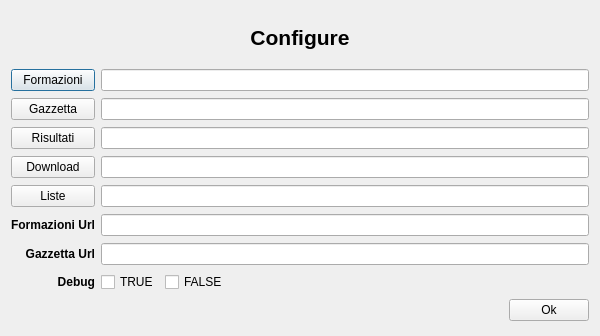
Old version of the form src/IniFilePopulator.ui in the repository wdastru/FantaCalcGui.
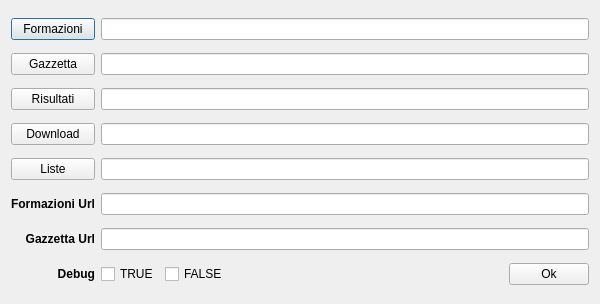
New version of the form.

Commit message: removed titles from dialogs

Diff of the .ui file:
```diff
--- a/src/IniFilePopulator.ui
+++ b/src/IniFilePopulator.ui
@@ -10,7 +10,7 @@
     <x>0</x>
     <y>0</y>
     <width>600</width>
-    <height>336</height>
+    <height>304</height>
    </rect>
   </property>
   <property name="sizePolicy">
@@ -35,43 +35,14 @@
    <string>Configuration</string>
   </property>
   <layout class="QGridLayout" name="gridLayout">
-   <item row="0" column="0" colspan="3">
-    <widget class="QLabel" name="label">
-     <property name="minimumSize">
-      <size>
-       <width>0</width>
-       <height>0</height>
-      </size>
-     </property>
-     <property name="maximumSize">
-      <size>
-       <width>16777215</width>
-       <height>50</height>
-      </size>
-     </property>
-     <property name="font">
-      <font>
-       <pointsize>16</pointsize>
-       <weight>75</weight>
-       <bold>true</bold>
-      </font>
-     </property>
-     <property name="text">
-      <string>Configure</string>
-     </property>
-     <property name="alignment">
-      <set>Qt::AlignCenter</set>
-     </property>
-    </widget>
-   </item>
-   <item row="1" column="0">
+   <item row="0" column="0">
     <widget class="QPushButton" name="formazioniButton">
      <property name="text">
       <string>Formazioni</string>
      </property>
     </widget>
    </item>
-   <item row="1" column="1" colspan="2">
+   <item row="0" column="1" colspan="2">
     <widget class="QLineEdit" name="formazioniLineEdit">
      <property name="enabled">
       <bool>true</bool>
@@ -85,14 +56,14 @@
      </property>
     </widget>
    </item>
-   <item row="2" column="0">
+   <item row="1" column="0">
     <widget class="QPushButton" name="gazzettaButton">
      <property name="text">
       <string>Gazzetta</string>
      </property>
     </widget>
    </item>
-   <item row="2" column="1" colspan="2">
+   <item row="1" column="1" colspan="2">
     <widget class="QLineEdit" name="gazzettaLineEdit">
      <property name="styleSheet">
       <string notr="true">border-color: rgb(255, 0, 0);
@@ -103,14 +74,14 @@
      </property>
     </widget>
    </item>
-   <item row="3" column="0">
+   <item row="2" column="0">
     <widget class="QPushButton" name="risultatiButton">
      <property name="text">
       <string>Risultati</string>
      </property>
     </widget>
    </item>
-   <item row="3" column="1" colspan="2">
+   <item row="2" column="1" colspan="2">
     <widget class="QLineEdit" name="risultatiLineEdit">
      <property name="styleSheet">
       <string notr="true">border-color: rgb(255, 0, 0);
@@ -121,14 +92,14 @@
      </property>
     </widget>
    </item>
-   <item row="4" column="0">
+   <item row="3" column="0">
     <widget class="QPushButton" name="downloadButton">
      <property name="text">
       <string>Download</string>
      </property>
     </widget>
    </item>
-   <item row="4" column="1" colspan="2">
+   <item row="3" column="1" colspan="2">
     <widget class="QLineEdit" name="downloadLineEdit">
      <property name="styleSheet">
       <string notr="true">border-color: rgb(255, 0, 0);
@@ -139,14 +110,14 @@
      </property>
     </widget>
    </item>
-   <item row="5" column="0">
+   <item row="4" column="0">
     <widget class="QPushButton" name="listeButton">
      <property name="text">
       <string>Liste</string>
      </property>
     </widget>
    </item>
-   <item row="5" column="1" colspan="2">
+   <item row="4" column="1" colspan="2">
     <widget class="QLineEdit" name="listeLineEdit">
      <property name="styleSheet">
       <string notr="true">border-color: rgb(255, 0, 0);
@@ -157,7 +128,7 @@
      </property>
     </widget>
    </item>
-   <item row="6" column="0">
+   <item row="5" column="0">
     <widget class="QLabel" name="label_2">
      <property name="font">
       <font>
@@ -173,7 +144,7 @@
      </property>
     </widget>
    </item>
-   <item row="6" column="1" colspan="2">
+   <item row="5" column="1" colspan="2">
     <widget class="QLineEdit" name="formazioniUrlLineEdit">
      <property name="styleSheet">
       <string notr="true">border-color: rgb(255, 0, 0);
@@ -181,7 +152,7 @@
      </property>
     </widget>
    </item>
-   <item row="7" column="0">
+   <item row="6" column="0">
     <widget class="QLabel" name="label_3">
      <property name="font">
       <font>
@@ -197,7 +168,7 @@
      </property>
     </widget>
    </item>
-   <item row="7" column="1" colspan="2">
+   <item row="6" column="1" colspan="2">
     <widget class="QLineEdit" name="gazzettaUrlLineEdit">
      <property name="styleSheet">
       <string notr="true">border-color: rgb(255, 0, 0);
@@ -205,7 +176,7 @@
      </property>
     </widget>
    </item>
-   <item row="8" column="0">
+   <item row="7" column="0">
     <widget class="QLabel" name="debugLabel">
      <property name="font">
       <font>
@@ -221,7 +192,7 @@
      </property>
     </widget>
    </item>
-   <item row="8" column="1">
+   <item row="7" column="1">
     <layout class="QHBoxLayout" name="horizontalLayout">
      <item>
       <widget class="QCheckBox" name="trueCheckBox">
@@ -258,7 +229,7 @@
      </item>
     </layout>
    </item>
-   <item row="9" column="2">
+   <item row="7" column="2">
     <widget class="QPushButton" name="okButton">
      <property name="text">
       <string>Ok</string>
```
The commit also changes 4 other files.
